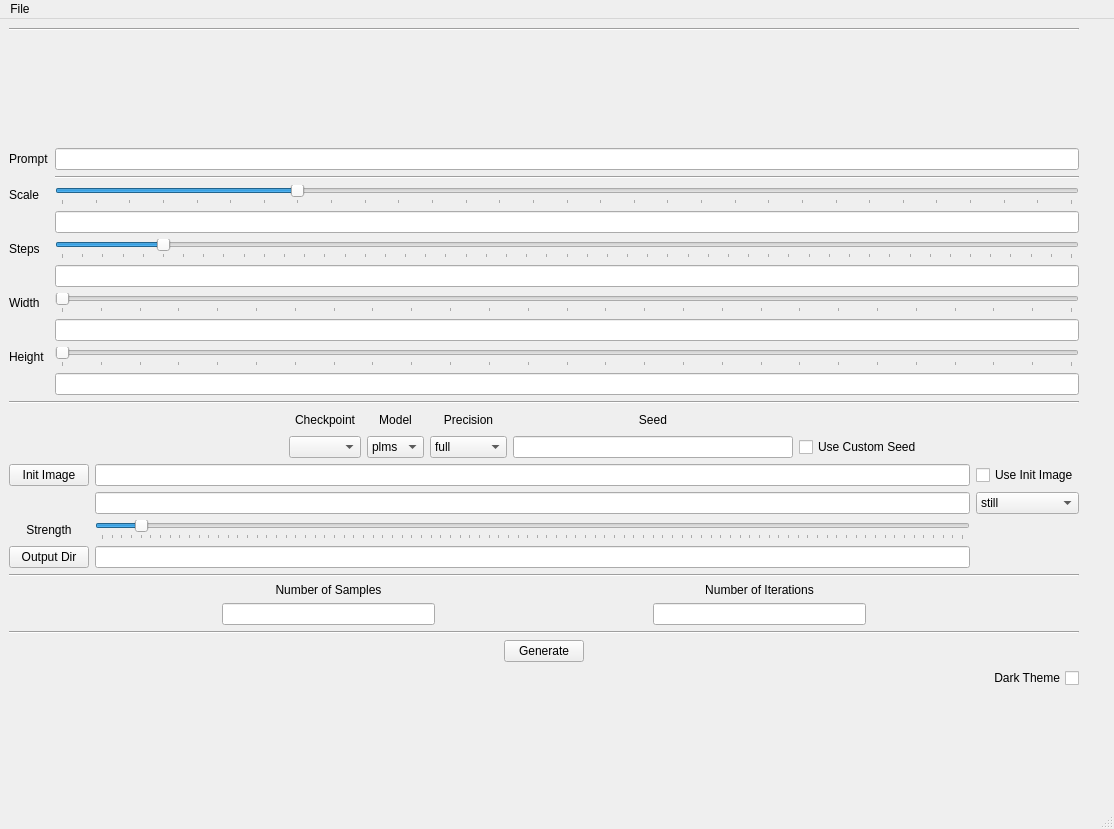
Above: UI/StableDiffusion.ui from richservo/StableDiffusionGUI before the change. Below: the same form after it.
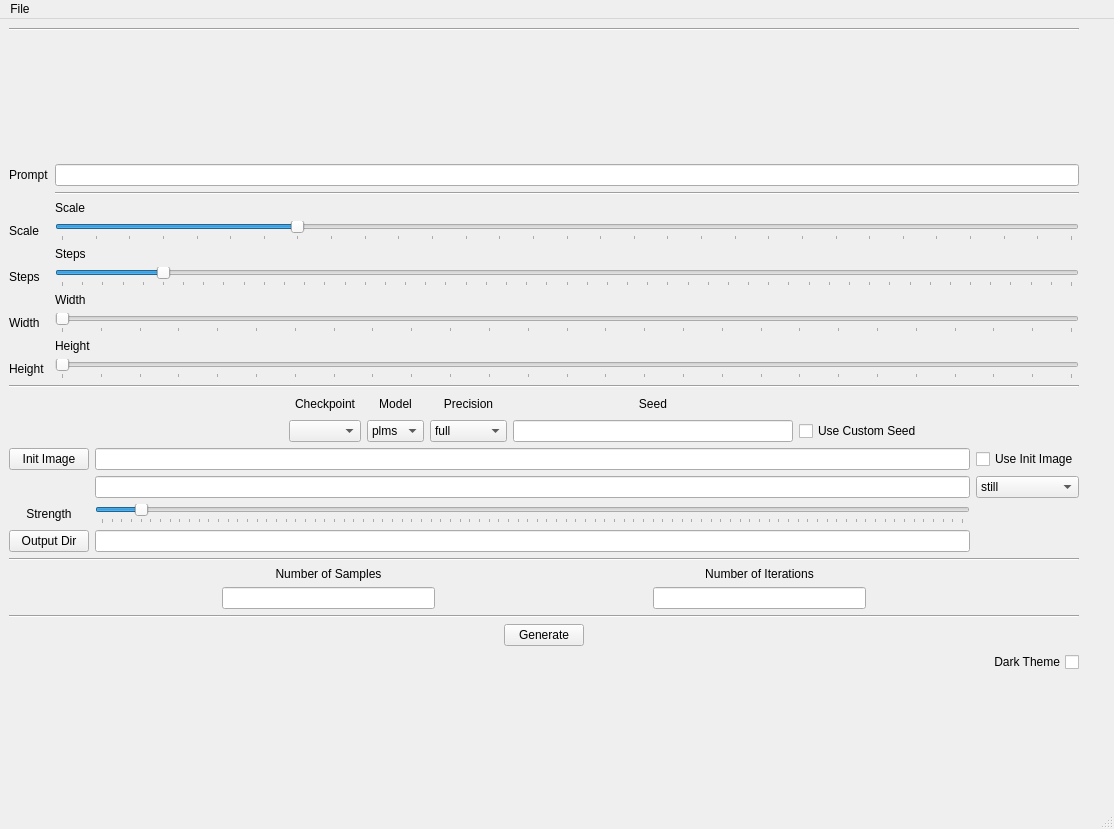
That is the form after the change.

Commit message: added init image preview and removed value entry for confusion, old UI will still work if you prefer it

```diff
--- a/UI/StableDiffusion.ui
+++ b/UI/StableDiffusion.ui
@@ -19,36 +19,14 @@
      <layout class="QGridLayout" name="gridLayout_2">
       <item row="3" column="0">
        <layout class="QGridLayout" name="gridLayout_4">
-        <item row="9" column="3">
-         <widget class="QSlider" name="heightSlider">
-          <property name="minimum">
-           <number>256</number>
-          </property>
-          <property name="maximum">
-           <number>1920</number>
-          </property>
-          <property name="singleStep">
-           <number>64</number>
-          </property>
-          <property name="orientation">
-           <enum>Qt::Horizontal</enum>
-          </property>
-          <property name="tickPosition">
-           <enum>QSlider::TicksBelow</enum>
-          </property>
-          <property name="tickInterval">
-           <number>64</number>
-          </property>
-         </widget>
-        </item>
-        <item row="3" column="0">
-         <widget class="QLabel" name="label_3">
+        <item row="1" column="0">
+         <widget class="QLabel" name="label_7">
           <property name="text">
-           <string>Scale</string>
+           <string>Prompt</string>
           </property>
          </widget>
         </item>
-        <item row="5" column="3">
+        <item row="8" column="3">
          <widget class="QSlider" name="stepSlider">
           <property name="maximum">
            <number>500</number>
@@ -64,10 +42,7 @@
           </property>
          </widget>
         </item>
-        <item row="10" column="3">
-         <widget class="QLineEdit" name="heightValue"/>
-        </item>
-        <item row="3" column="3">
+        <item row="5" column="3">
          <widget class="QSlider" name="scaleSlider">
           <property name="minimum">
            <number>0</number>
@@ -89,74 +64,115 @@
           </property>
          </widget>
         </item>
-        <item row="9" column="0">
-         <widget class="QLabel" name="label_6">
+        <item row="11" column="3">
+         <widget class="QSlider" name="widthSlider">
+          <property name="minimum">
+           <number>256</number>
+          </property>
+          <property name="maximum">
+           <number>1920</number>
+          </property>
+          <property name="singleStep">
+           <number>64</number>
+          </property>
+          <property name="orientation">
+           <enum>Qt::Horizontal</enum>
+          </property>
+          <property name="tickPosition">
+           <enum>QSlider::TicksBelow</enum>
+          </property>
+          <property name="tickInterval">
+           <number>64</number>
+          </property>
+         </widget>
+        </item>
+        <item row="11" column="0">
+         <widget class="QLabel" name="label_5">
           <property name="text">
-           <string>Height</string>
+           <string>Width</string>
           </property>
          </widget>
         </item>
-        <item row="1" column="0">
-         <widget class="QLabel" name="label_7">
+        <item row="9" column="3">
+         <widget class="QLabel" name="widthValue">
           <property name="text">
-           <string>Prompt</string>
+           <string>Width</string>
           </property>
          </widget>
         </item>
         <item row="1" column="3">
          <widget class="QLineEdit" name="promptEntry"/>
         </item>
-        <item row="8" column="3">
-         <widget class="QLineEdit" name="widthValue"/>
-        </item>
-        <item row="6" column="3">
-         <widget class="QLineEdit" name="stepValue"/>
-        </item>
         <item row="5" column="0">
+         <widget class="QLabel" name="label_3">
+          <property name="text">
+           <string>Scale</string>
+          </property>
+         </widget>
+        </item>
+        <item row="8" column="0">
          <widget class="QLabel" name="label_4">
           <property name="text">
            <string>Steps</string>
           </property>
          </widget>
         </item>
-        <item row="7" column="0">
-         <widget class="QLabel" name="label_5">
+        <item row="6" column="3">
+         <widget class="QLabel" name="stepValue">
           <property name="text">
-           <string>Width</string>
+           <string>Steps</string>
           </property>
          </widget>
         </item>
-        <item row="2" column="3">
+        <item row="13" column="3">
+         <widget class="QLabel" name="heightValue">
+          <property name="text">
+           <string>Height</string>
+          </property>
+         </widget>
+        </item>
+        <item row="14" column="0">
+         <widget class="QLabel" name="label_6">
+          <property name="text">
+           <string>Height</string>
+          </property>
+         </widget>
+        </item>
+        <item row="14" column="3">
+         <widget class="QSlider" name="heightSlider">
+          <property name="minimum">
+           <number>256</number>
+          </property>
+          <property name="maximum">
+           <number>1920</number>
+          </property>
+          <property name="singleStep">
+           <number>64</number>
+          </property>
+          <property name="orientation">
+           <enum>Qt::Horizontal</enum>
+          </property>
+          <property name="tickPosition">
+           <enum>QSlider::TicksBelow</enum>
+          </property>
+          <property name="tickInterval">
+           <number>64</number>
+          </property>
+         </widget>
+        </item>
+        <item row="3" column="3">
          <widget class="Line" name="line_5">
           <property name="orientation">
            <enum>Qt::Horizontal</enum>
           </property>
          </widget>
         </item>
-        <item row="7" column="3">
-         <widget class="QSlider" name="widthSlider">
-          <property name="minimum">
-           <number>256</number>
-          </property>
-          <property name="maximum">
-           <number>1920</number>
-          </property>
-          <property name="singleStep">
-           <number>64</number>
-          </property>
-          <property name="orientation">
-           <enum>Qt::Horizontal</enum>
-          </property>
-          <property name="tickPosition">
-           <enum>QSlider::TicksBelow</enum>
-          </property>
-          <property name="tickInterval">
-           <number>64</number>
-          </property>
-         </widget>
-        </item>
         <item row="4" column="3">
-         <widget class="QLineEdit" name="scaleValue"/>
+         <widget class="QLabel" name="scaleValue">
+          <property name="text">
+           <string>Scale</string>
+          </property>
+         </widget>
         </item>
        </layout>
       </item>
```
Left out of the diff: 92 changed lines with no effect on the pictures. The commit also changes 1 other file.
